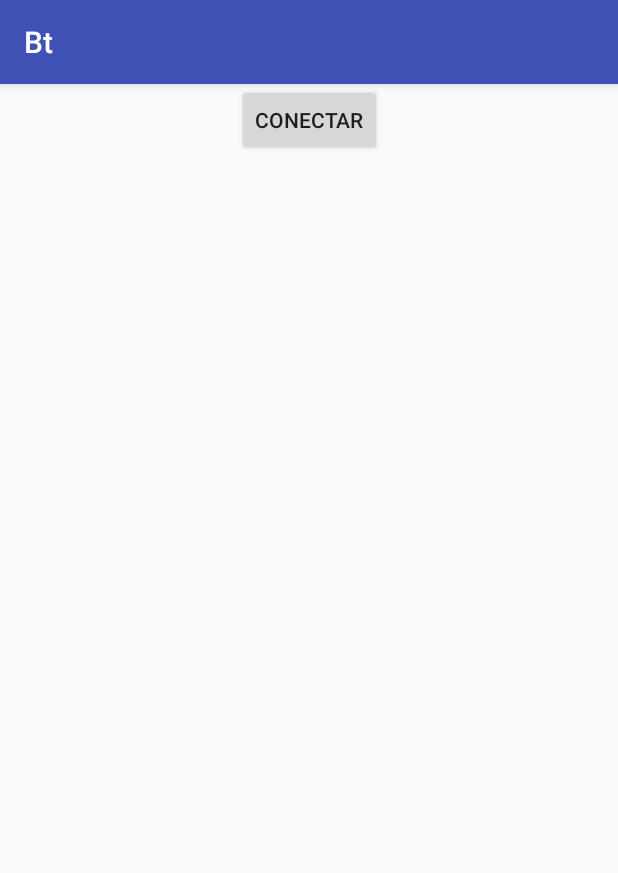
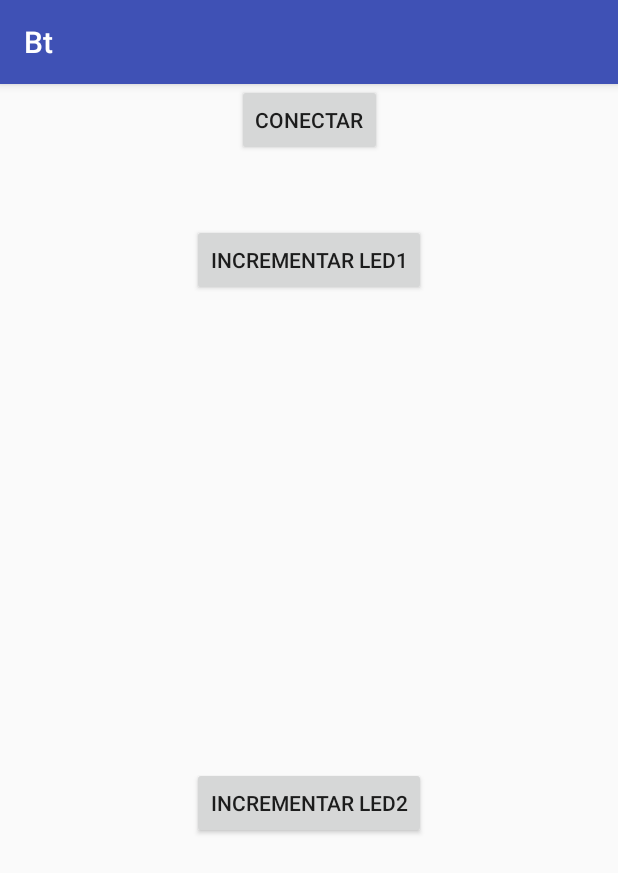
Before and after one commit to farameo/Bt, an Android app: the screen it shows after launch (MainActivity), on a phone screen of 412 x 824 dp. Shown: the top 873 px of the screen. Run offline under Robolectric (Android 15) with nearby library versions, the phone set to English and light mode, and no system bars.

Commit message:
ultima version enciende un led

```diff
--- a/app/src/main/res/layout/activity_main.xml
+++ b/app/src/main/res/layout/activity_main.xml
@@ -12,10 +12,42 @@
         android:layout_height="wrap_content"
         android:text="Conectar"
         android:onClick="ocAcciones"
-        tools:layout_editor_absoluteY="106dp"
+        tools:layout_editor_absoluteY="105dp"
         android:layout_marginRight="8dp"
         app:layout_constraintRight_toRightOf="parent"
         android:layout_marginLeft="8dp"
         app:layout_constraintLeft_toLeftOf="parent" />
 
+    <Button
+        android:id="@+id/btnLed1"
+        android:layout_width="wrap_content"
+        android:layout_height="wrap_content"
+        android:text="Incrementar LEd1"
+        android:onClick="ocAcciones"
+        android:layout_marginTop="8dp"
+        app:layout_constraintTop_toBottomOf="@+id/btnBuscar"
+        app:layout_constraintBottom_toBottomOf="parent"
+        android:layout_marginBottom="8dp"
+        app:layout_constraintVertical_bias="0.057"
+        android:layout_marginRight="8dp"
+        app:layout_constraintRight_toRightOf="parent"
+        android:layout_marginLeft="8dp"
+        app:layout_constraintLeft_toLeftOf="parent" />
+
+    <Button
+        android:id="@+id/btnLed2"
+        android:layout_width="wrap_content"
+        android:layout_height="wrap_content"
+        android:layout_marginBottom="8dp"
+        android:layout_marginLeft="8dp"
+        android:layout_marginRight="8dp"
+        android:layout_marginTop="8dp"
+        android:onClick="ocAcciones"
+        android:text="Incrementar LEd2"
+        app:layout_constraintBottom_toBottomOf="parent"
+        app:layout_constraintLeft_toLeftOf="parent"
+        app:layout_constraintRight_toRightOf="parent"
+        app:layout_constraintTop_toBottomOf="@+id/btnLed1"
+        app:layout_constraintVertical_bias="0.544" />
+
 </android.support.constraint.ConstraintLayout>
--- a/gradle.properties
+++ b/gradle.properties
@@ -15,3 +15,4 @@ org.gradle.jvmargs=-Xmx1536m
 # This option should only be used with decoupled projects. More details, visit
 # http://www.gradle.org/docs/current/userguide/multi_project_builds.html#sec:decoupled_projects
 # org.gradle.parallel=true
+#android.enableBuildCache=false
```
Also changed, not shown: app/src/main/java/com/farameo/bt/MainActivity.java (+25 -8 lines).
